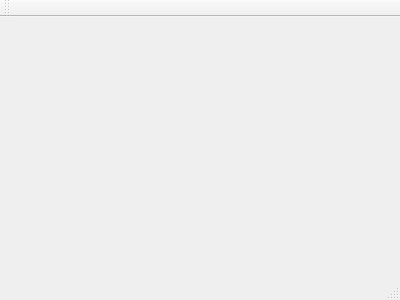
Old version of the form CPS111BrickBreaker/mainwindow.ui in the repository ductapeofdoom/cps111brickbreaker.
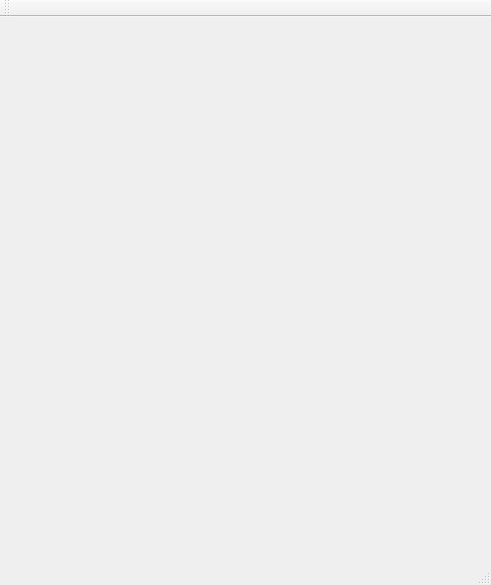
New version of the form.

Commit message: title form

Patch:
```diff
--- a/CPS111BrickBreaker/mainwindow.ui
+++ b/CPS111BrickBreaker/mainwindow.ui
@@ -1,24 +1,29 @@
 <ui version="4.0">
  <class>MainWindow</class>
- <widget class="QMainWindow" name="MainWindow" >
-  <property name="geometry" >
+ <widget class="QMainWindow" name="MainWindow">
+  <property name="geometry">
    <rect>
     <x>0</x>
     <y>0</y>
-    <width>400</width>
-    <height>300</height>
+    <width>491</width>
+    <height>585</height>
    </rect>
   </property>
   <property name="windowTitle" >
    <string>MainWindow</string>
   </property>
-  <widget class="QMenuBar" name="menuBar" />
-  <widget class="QToolBar" name="mainToolBar" />
-  <widget class="QWidget" name="centralWidget" />
-  <widget class="QStatusBar" name="statusBar" />
+  <widget class="QWidget" name="centralWidget"/>
+  <widget class="QToolBar" name="mainToolBar">
+   <attribute name="toolBarArea">
+    <enum>TopToolBarArea</enum>
+   </attribute>
+   <attribute name="toolBarBreak">
+    <bool>false</bool>
+   </attribute>
+  </widget>
+  <widget class="QStatusBar" name="statusBar"/>
  </widget>
- <layoutDefault spacing="6" margin="11" />
- <pixmapfunction></pixmapfunction>
+ <layoutdefault spacing="6" margin="11"/>
  <resources/>
  <connections/>
 </ui>
```
Left out of the diff: 5 changed lines with no effect on the pictures.
